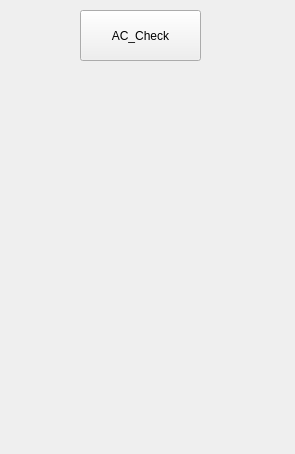
Old version of the form Qt_test_tool/toolwidget.ui in the repository HuangXiaoFeng123/Qt_test_tool.
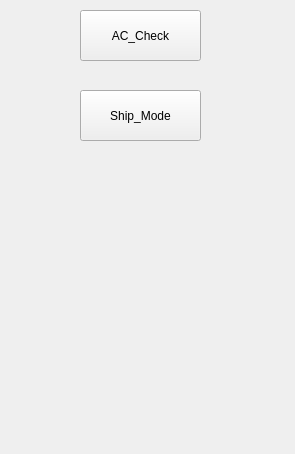
New version of the form.

```diff
--- a/Qt_test_tool/toolwidget.ui
+++ b/Qt_test_tool/toolwidget.ui
@@ -26,6 +26,19 @@
     <string>AC_Check</string>
    </property>
   </widget>
+  <widget class="QPushButton" name="ButtonShip_Mode">
+   <property name="geometry">
+    <rect>
+     <x>80</x>
+     <y>90</y>
+     <width>121</width>
+     <height>51</height>
+    </rect>
+   </property>
+   <property name="text">
+    <string>Ship_Mode</string>
+   </property>
+  </widget>
  </widget>
  <resources/>
  <connections/>
```
